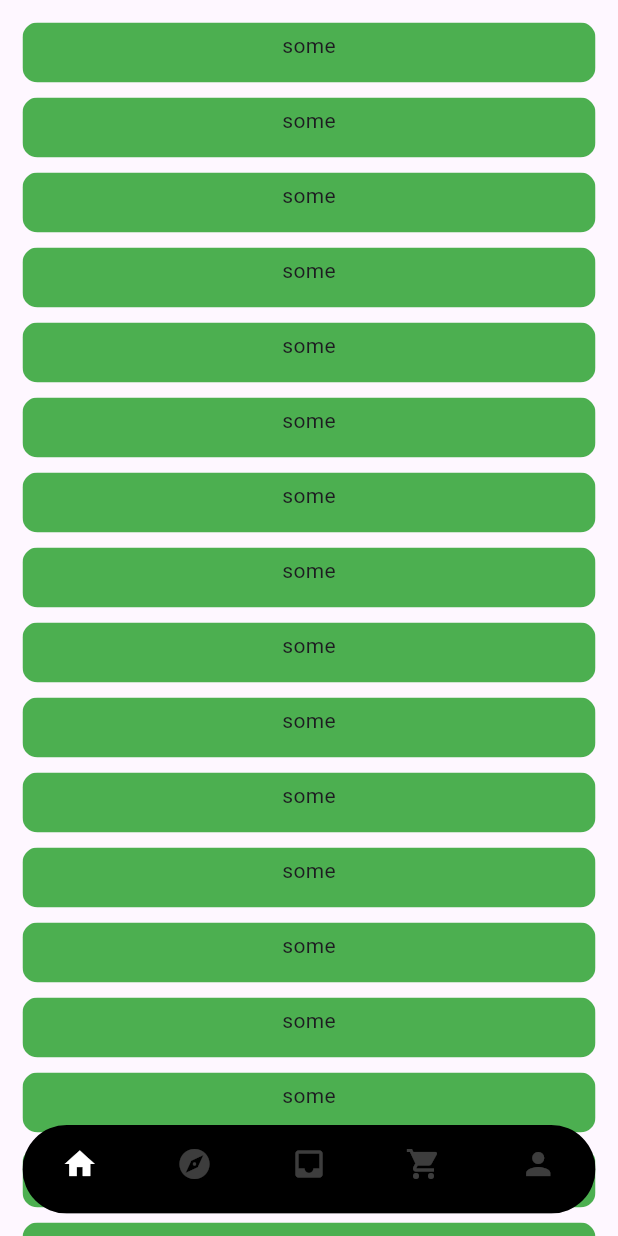
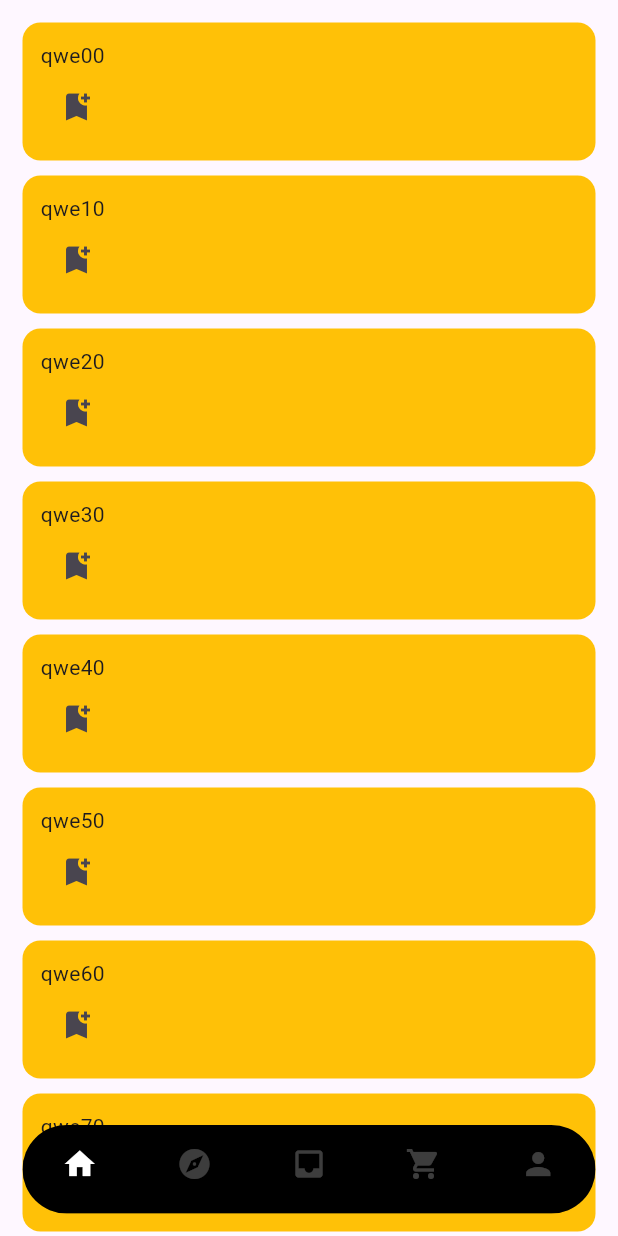
Before and after one commit to daressel/restaurant_mobile_app, a Flutter app: the screen it shows after launch, on a phone screen of 412 x 824 dp. Run offline on Flutter 3.47's test engine with Material 3 defaults, Android fonts, the phone set to English and light mode, and no system bars.

Commit message:
add test code for props

```diff
--- /dev/null
+++ b/lib/feature/card/test_card.dart
@@ -0,0 +1,81 @@
+import 'package:flutter/material.dart';
+
+class TestCard extends StatefulWidget {
+  final String textToShow;
+  final VoidCallback testCallback;
+  final int some;
+
+  const TestCard(
+      {super.key,
+      required this.textToShow,
+      required this.testCallback,
+      required this.some});
+
+  @override
+  State<StatefulWidget> createState() {
+    return _TestCardState();
+  }
+}
+
+class _TestCardState extends State<TestCard> {
+  int qwe = -1;
+
+  @override
+  void initState() {
+    qwe = widget.some;
+    super.initState();
+  }
+
+  @override
+  Widget build(BuildContext context) {
+    return Container(
+      padding: const EdgeInsets.all(12),
+      decoration: const BoxDecoration(
+          color: Colors.amber,
+          borderRadius: BorderRadius.all(Radius.circular(12))),
+      child: Column(children: [
+        Container(
+          child: Text(widget.textToShow),
+          alignment: Alignment.centerLeft,
+        ),
+        Row(
+          children: [
+            IconButton(
+                onPressed: () => {qwe = 123}, icon: Icon(Icons.bookmark_add))
+          ],
+        ),
+      ]),
+    );
+    // return ClipRRect(
+    //     borderRadius: const BorderRadius.only(
+    //       topLeft: Radius.circular(10.0),
+    //       topRight: Radius.circular(10.0),
+    //       bottomLeft: Radius.circular(10.0),
+    //       bottomRight: Radius.circular(10.0),
+    //     ),
+    //     child: Column(
+    //       children: [
+    //         Container(
+    //           padding: const EdgeInsets.only(bottom: 10),
+    //           height: 40,
+    //           color: Colors.green,
+    //           child: Center(child: Text('${widget.textToShow}--$qwe')),
+    //         ),
+    //         TextButton(
+    //           onPressed: () => setState(() {
+    //             print(123123);
+    //             print(qwe);
+    //             ++qwe;
+    //           }),
+
+    //           style: TextButton.styleFrom(
+    //               backgroundColor: Colors.blue, minimumSize: Size(300, 200)),
+    //           // padding: const EdgeInsets.only(bottom: 10),
+    //           // height: 40,
+    //           // color: Colors.green,
+    //           child: Center(child: Text(widget.textToShow)),
+    //         ),
+    //       ],
+    //     ));
+  }
+}
--- a/lib/main.dart
+++ b/lib/main.dart
@@ -1,4 +1,5 @@
 import 'package:flutter/material.dart';
+import 'package:restaurant_mobile_app/feature/card/test_card.dart';
 
 void main() {
   runApp(MyApp());
@@ -57,21 +58,16 @@ class _MyHomePageState extends State<MyHomePage> {
         itemCount: 100,
         padding:
             const EdgeInsets.only(bottom: 80, left: 15, right: 15, top: 15),
-        itemBuilder: (context, index) => Container(
-            padding: const EdgeInsets.only(bottom: 10),
-            child: ClipRRect(
-                borderRadius: const BorderRadius.only(
-                  topLeft: Radius.circular(10.0),
-                  topRight: Radius.circular(10.0),
-                  bottomLeft: Radius.circular(10.0),
-                  bottomRight: Radius.circular(10.0),
-                ),
-                child: Container(
-                  padding: const EdgeInsets.only(bottom: 10),
-                  height: 40,
-                  color: Colors.green,
-                  child: const Center(child: Text('some')),
-                ))),
+        itemBuilder: (context, index) {
+          int some = 0;
+          return Container(
+              padding: const EdgeInsets.only(bottom: 10),
+              child: TestCard(
+                textToShow: 'qwe$index$some',
+                testCallback: () => {some++},
+                some: index,
+              ));
+        },
       ),
     );
   }
@@ -128,6 +124,8 @@ class _MyHomePageState extends State<MyHomePage> {
     );
   }
 }
+
+
 // import 'dart:convert';
 // import 'package:http/http.dart' as http;
 // import 'package:flutter/material.dart';
--- a/pubspec.yaml
+++ b/pubspec.yaml
@@ -10,6 +10,7 @@ dependencies:
   flutter:
     sdk: flutter
   http: ^0.13.4
+  provider: ^6.1.2
 
 dev_dependencies:
   flutter_test:
```
Also changed, not shown: pubspec.lock.
